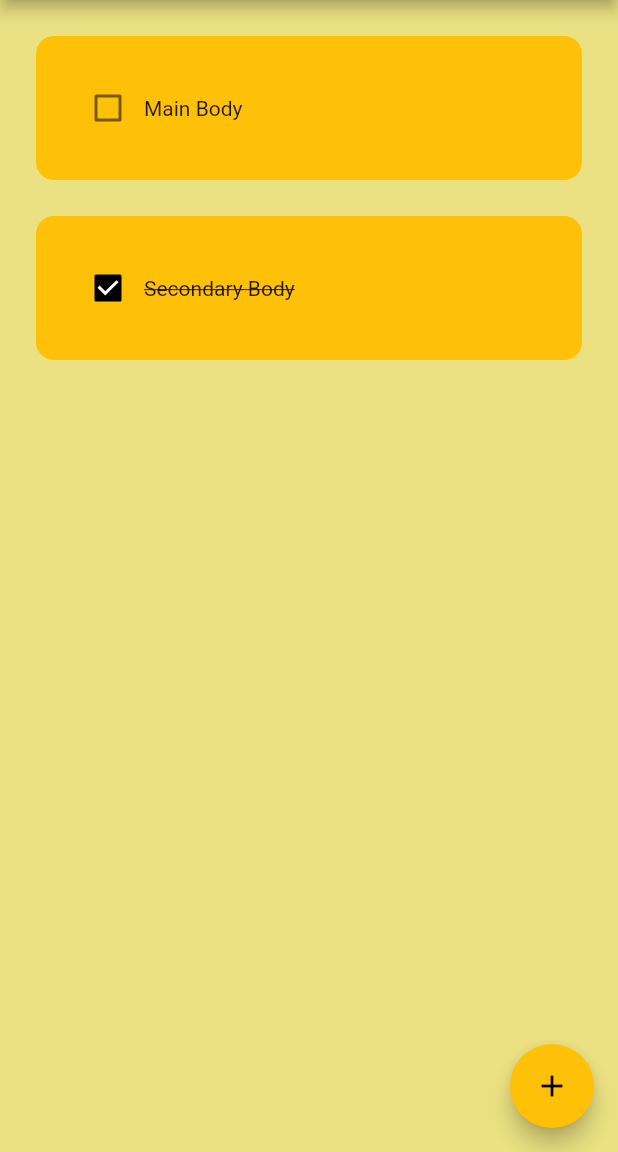
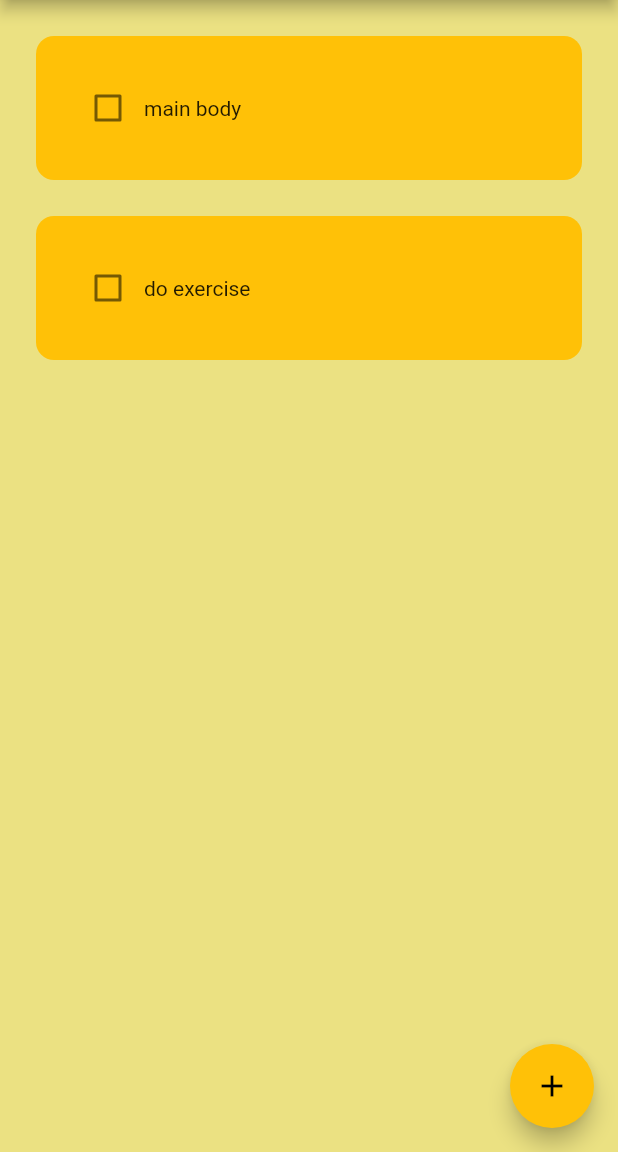
Before and after one commit to aryankumar07/Todo_flutter, a Flutter app: the screen it shows after launch, on a phone screen of 412 x 824 dp, the part 84-1236 px from its top. Run offline on Flutter 3.47's test engine with Material 2 defaults, Android fonts, the phone set to English and light mode, and no system bars; drawn by our look-alikes of flutter_slidable; our stand-ins replace hive, hive_flutter; missing offline and left inert: dart:ffi; accounts and stored records are empty.

Commit message:
STORING TO DATABASE

```diff
--- /dev/null
+++ b/lib/databaseFloder/todo_database.dart
@@ -0,0 +1,24 @@
+import 'package:hive/hive.dart';
+
+class ToDoDatabase{
+
+  List toDoList = [];
+
+  final _mybox = Hive.box('Mybox');
+
+  void createInitialData(){
+    toDoList = [
+      ["main body",false],
+      ["do exercise",false]
+    ];
+  }
+
+  void loadData(){
+    toDoList = _mybox.get("TODOLIST");
+  }
+
+  void updateDatabase(){
+    _mybox.put("TODOLIST", toDoList);
+  }
+
+}
--- a/lib/homepage.dart
+++ b/lib/homepage.dart
@@ -1,4 +1,6 @@
 import 'package:flutter/material.dart';
+import 'package:hive/hive.dart';
+import 'package:todo/databaseFloder/todo_database.dart';
 import 'package:todo/utilits/dialog_box.dart';
 import 'package:todo/utilits/to_do_title.dart';
 
@@ -15,25 +17,39 @@ class HomePage extends  StatefulWidget{
 
 class _HomePageState extends State<HomePage>{
 
+  final _mybox = Hive.box('Mybox');
+  ToDoDatabase db = ToDoDatabase();
+
   final _controller = TextEditingController();
 
-  List toDoList = [
-    ["Main Body",false],
-    ["Secondary Body",true],
-  ];
+  @override
+  void initState() {
+
+    if(_mybox.get("TODOLIST")==null){
+      db.createInitialData();
+    }else{
+      db.loadData();
+    }
+
+    super.initState();
+  }
+
+
 
   void checkboxchanged(bool? value,int index){
     setState(() {
-      toDoList[index][1] = !toDoList[index][1];
+      db.toDoList[index][1] = !db.toDoList[index][1];
     });
+    db.updateDatabase();
   }
 
   void saveNewTask(){
     setState(() {
-      toDoList.add([_controller.text,false]);
+      db.toDoList.add([_controller.text,false]);
       _controller.clear();
       Navigator.of(context).pop();
     });
+    db.updateDatabase();
   }
 
   void createTask(){
@@ -50,6 +66,13 @@ class _HomePageState extends State<HomePage>{
      });
   }
 
+  void deleteTask(int index){
+    setState(() {
+      db.toDoList.removeAt(index);
+    });
+    db.updateDatabase();
+  }
+
   @override
   Widget build(context) {
     // TODO: implement build
@@ -63,11 +86,13 @@ class _HomePageState extends State<HomePage>{
         child: Icon(Icons.add),
         ),
       body: ListView.builder(
-        itemCount: toDoList.length,
+        itemCount: db.toDoList.length,
         itemBuilder: (ctx,index) {
-          return ToDoTitle(taskName: toDoList[index][0],
-           taskCompleted: toDoList[index][1],
-            onChanged: (value) => checkboxchanged(value, index));
+          return ToDoTitle(taskName: db.toDoList[index][0],
+           taskCompleted: db.toDoList[index][1],
+            onChanged: (value) => checkboxchanged(value, index),
+            deleteFunction: (context) => deleteTask(index),
+            );
         }
         )
     );
--- a/lib/utilits/to_do_title.dart
+++ b/lib/utilits/to_do_title.dart
@@ -1,21 +1,36 @@
 import 'dart:ffi';
 
 import 'package:flutter/material.dart';
+import 'package:flutter_slidable/flutter_slidable.dart';
 
 class ToDoTitle extends StatelessWidget{
   ToDoTitle({super.key,required this.taskName,
   required this.taskCompleted,
-  required this.onChanged});
+  required this.onChanged,
+  required this.deleteFunction
+  });
 
   final String taskName;
   final bool taskCompleted;
   Function(bool?)? onChanged;
+  Function(BuildContext)? deleteFunction;
 
   @override
   Widget build(context) {
 
     return Padding(
       padding: const EdgeInsets.only(left:24,right: 24,top: 24),
+      child: Slidable(
+        endActionPane: ActionPane(
+          motion: StretchMotion(),
+           children: [
+            SlidableAction(
+              onPressed: deleteFunction,
+              icon: Icons.delete,
+              backgroundColor: Colors.red,
+              borderRadius: BorderRadius.circular(12),
+            )
+           ]),
         child: Container(
           padding: EdgeInsets.all(24),
           decoration: BoxDecoration(
@@ -38,6 +53,7 @@ class ToDoTitle extends StatelessWidget{
             ],
           ),
         ),
+      ),
     );
   }
 }
```
Also changed, not shown: lib/main.dart (+7 -1 lines), pubspec.yaml (+7 -0 lines), pubspec.lock, 10 other files. Lines whose indentation alone changed are shown as unchanged.
